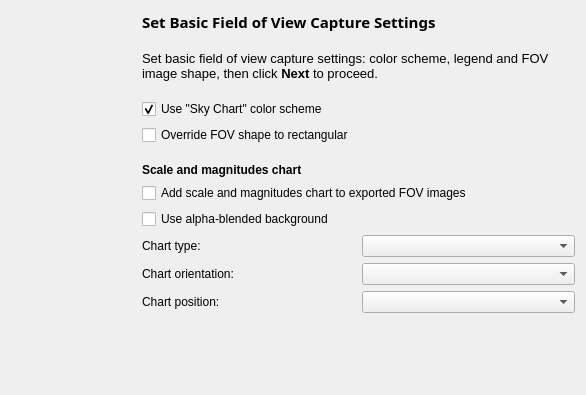
First picture: the form in kstars/printing/pwizfovconfig.ui, repository KDE/kstars, before the edit.
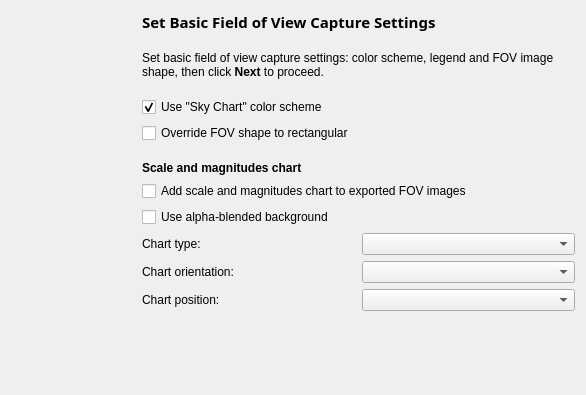
Second picture: the form after the edit.

```diff
--- a/kstars/printing/pwizfovconfig.ui
+++ b/kstars/printing/pwizfovconfig.ui
@@ -97,11 +97,7 @@
      <item>
       <widget class="QLabel" name="stepText">
        <property name="text">
-        <string>&lt;!DOCTYPE HTML PUBLIC &quot;-//W3C//DTD HTML 4.0//EN&quot; &quot;http://www.w3.org/TR/REC-html40/strict.dtd&quot;&gt;
-&lt;html&gt;&lt;head&gt;&lt;meta name=&quot;qrichtext&quot; content=&quot;1&quot; /&gt;&lt;style type=&quot;text/css&quot;&gt;
-p, li { white-space: pre-wrap; }
-&lt;/style&gt;&lt;/head&gt;&lt;body style=&quot; font-family:'Sans'; font-size:10pt; font-weight:400; font-style:normal;&quot;&gt;
-&lt;p style=&quot; margin-top:12px; margin-bottom:12px; margin-left:0px; margin-right:0px; -qt-block-indent:0; text-indent:0px;&quot;&gt;Set basic field of view capture settings: color scheme, legend and FOV image shape, then click &lt;span style=&quot; font-weight:600;&quot;&gt;Next&lt;/span&gt; to proceed.&lt;/p&gt;&lt;/body&gt;&lt;/html&gt;</string>
+        <string>&lt;p&gt;Set basic field of view capture settings: color scheme, legend and FOV image shape, then click &lt;b&gt;Next&lt;/b&gt; to proceed.&lt;/p&gt;</string>
        </property>
        <property name="wordWrap">
         <bool>true</bool>
```
